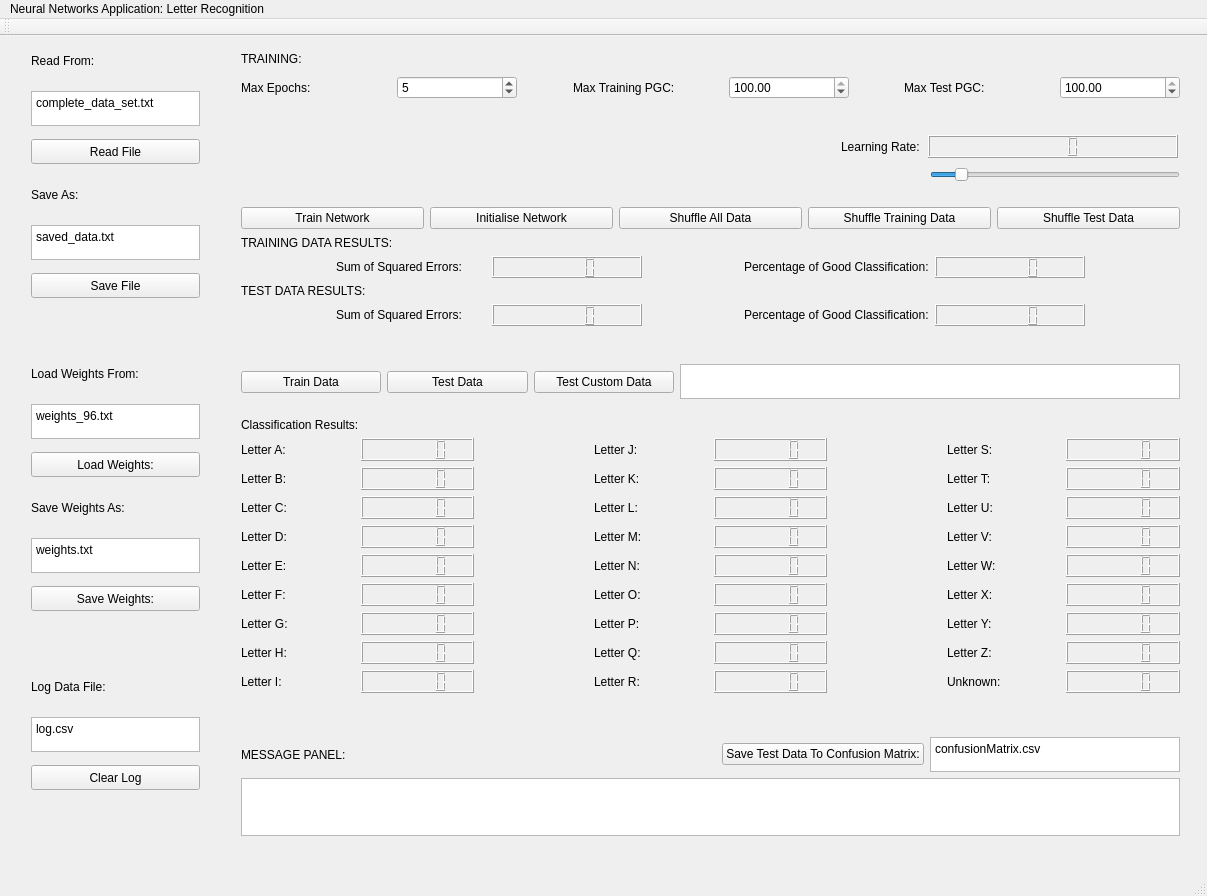
Qt form mainwindow.ui (dceuinton/firstgo_neural_net) before a commit.
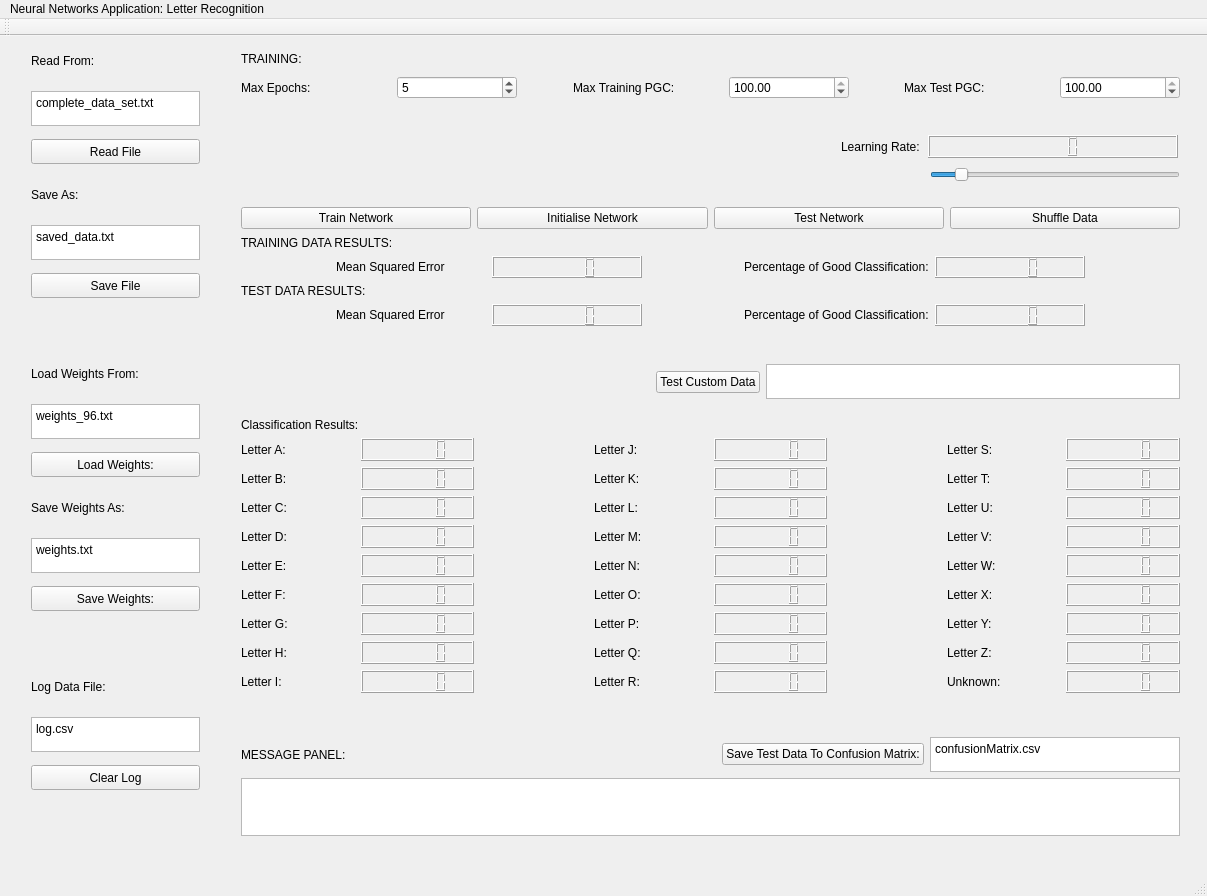
The same form after that commit.

Commit message: Added the Mean Squared error.

What changed in the file:
```diff
--- a/mainwindow.ui
+++ b/mainwindow.ui
@@ -1976,7 +1976,7 @@
           </size>
          </property>
          <property name="text">
-          <string>Shuffle All Data</string>
+          <string>Test Network</string>
          </property>
         </widget>
        </item>
@@ -1989,20 +1989,7 @@
           </size>
          </property>
          <property name="text">
-          <string>Shuffle Training Data</string>
-         </property>
-        </widget>
-       </item>
-       <item>
-        <widget class="QPushButton" name="btnShuffleTestData">
-         <property name="maximumSize">
-          <size>
-           <width>16777215</width>
-           <height>25</height>
-          </size>
-         </property>
-         <property name="text">
-          <string>Shuffle Test Data</string>
+          <string>Shuffle Data</string>
          </property>
         </widget>
        </item>
@@ -2057,7 +2044,7 @@
           </size>
          </property>
          <property name="text">
-          <string>Sum of Squared Errors:</string>
+          <string>Mean Squared Error</string>
          </property>
         </widget>
        </item>
@@ -2163,7 +2150,7 @@
           </size>
          </property>
          <property name="text">
-          <string>Sum of Squared Errors:</string>
+          <string>Mean Squared Error</string>
          </property>
         </widget>
        </item>
@@ -2247,18 +2234,17 @@
     </property>
     <layout class="QHBoxLayout" name="horizontalLayout_19">
      <item>
-      <widget class="QPushButton" name="btnTrainData">
-       <property name="text">
-        <string>Train Data</string>
+      <spacer name="horizontalSpacer_30">
+       <property name="orientation">
+        <enum>Qt::Horizontal</enum>
        </property>
-      </widget>
-     </item>
-     <item>
-      <widget class="QPushButton" name="btnTestData">
-       <property name="text">
-        <string>Test Data</string>
+       <property name="sizeHint" stdset="0">
+        <size>
+         <width>40</width>
+         <height>20</height>
+        </size>
        </property>
-      </widget>
+      </spacer>
      </item>
      <item>
       <widget class="QPushButton" name="btnTestCustomData">
```
Left out of the diff: 8 changed lines with no effect on the pictures. The commit also changes 6 other files.
